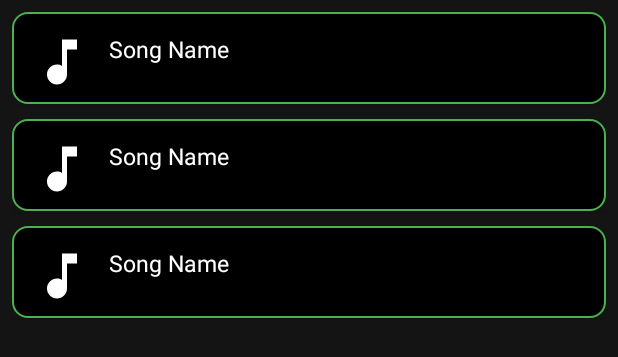
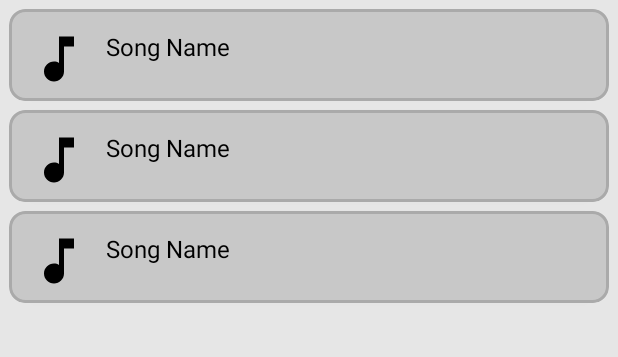
Before and after one commit to man-than-shar-ma/nJoy-muZic, an Android app: the layout activity_main.xml on its own in the app's theme, with its tools: preview values and no code run, on a phone screen of 412 x 824 dp. Shown: the top 357 px of the screen. Run offline under Robolectric (Android 15) with nearby library versions, the phone set to English and light mode, and no system bars.

Commit message:
Minor Improvements to Visuals

```diff
--- a/app/src/main/java/com/manthansharma/njoymuzic/MainActivity.java
+++ b/app/src/main/java/com/manthansharma/njoymuzic/MainActivity.java
@@ -84,6 +84,10 @@ public class MainActivity extends AppCompatActivity {
     void displaySongs(){
         final ArrayList<File> mySongs = findSong(Environment.getExternalStorageDirectory());
 
+            if(mySongs.size()==0){
+                return;
+            }
+
         items = new String[mySongs.size()];
 
         for(int i = 0; i< mySongs.size(); i++){
--- a/app/src/main/res/drawable/list_bg.xml
+++ b/app/src/main/res/drawable/list_bg.xml
@@ -1,9 +1,8 @@
 <?xml version="1.0" encoding="utf-8"?>
 <shape xmlns:android="http://schemas.android.com/apk/res/android"
-    android:shape="rectangle"
-    android:innerRadius="5dp">
-    <solid android:color="@color/black" />
-    <stroke android:width="1dp"
-        android:color="#4CAF50"/>
+    android:shape="rectangle">
+    <solid android:color="#C8C8C8" />
+    <stroke android:width="2dp"
+        android:color="#AAAAAA"/>
     <corners android:radius="10dp"/>
 </shape>
--- a/app/src/main/res/layout/activity_main.xml
+++ b/app/src/main/res/layout/activity_main.xml
@@ -4,14 +4,14 @@
     xmlns:tools="http://schemas.android.com/tools"
     android:layout_width="match_parent"
     android:layout_height="match_parent"
-    android:background="#141414"
+    android:background="#E6E6E6"
     tools:context=".MainActivity">
 
     <ListView
         android:id="@+id/listViewSong"
         android:divider="@android:color/transparent"
-        android:dividerHeight="10dp"
-        android:padding="8dp"
+        android:dividerHeight="6dp"
+        android:padding="6dp"
         android:layout_width="match_parent"
         android:layout_height="match_parent"
         tools:listitem="@layout/list_item"
--- a/app/src/main/res/layout/list_item.xml
+++ b/app/src/main/res/layout/list_item.xml
@@ -2,12 +2,15 @@
 <androidx.cardview.widget.CardView xmlns:android="http://schemas.android.com/apk/res/android"
     android:layout_width="match_parent"
     android:layout_height="wrap_content"
+    xmlns:app="http://schemas.android.com/apk/res-auto"
     android:layout_marginTop="8dp"
     android:layout_marginStart="8dp"
     android:layout_marginEnd="8dp"
-    android:backgroundTint="#141414"
-    android:elevation="0dp"
-    >
+    android:backgroundTint="#E6E6E6"
+    app:cardCornerRadius="10dp"
+    android:elevation="0dp">
+
+
     <RelativeLayout
         android:layout_width="match_parent"
         android:layout_height="wrap_content"
@@ -22,6 +25,7 @@
             android:layout_alignParentTop="true"
             android:layout_marginStart="5dp"
             android:layout_marginTop="5dp"
+            app:tint="@color/black"
             android:src="@drawable/ic_music"
             >
         </ImageView>
@@ -33,9 +37,9 @@
             android:layout_marginEnd="5dp"
             android:layout_toEndOf="@+id/imgSong"
             android:padding="6dp"
-            android:textColor="#FFFFFF"
+            android:textColor="@color/black"
             android:text="Song Name"
-            android:textSize="15sp"
+            android:textSize="16sp"
             android:singleLine="true"
             android:marqueeRepeatLimit="marquee_forever"
             android:ellipsize="marquee"
```
